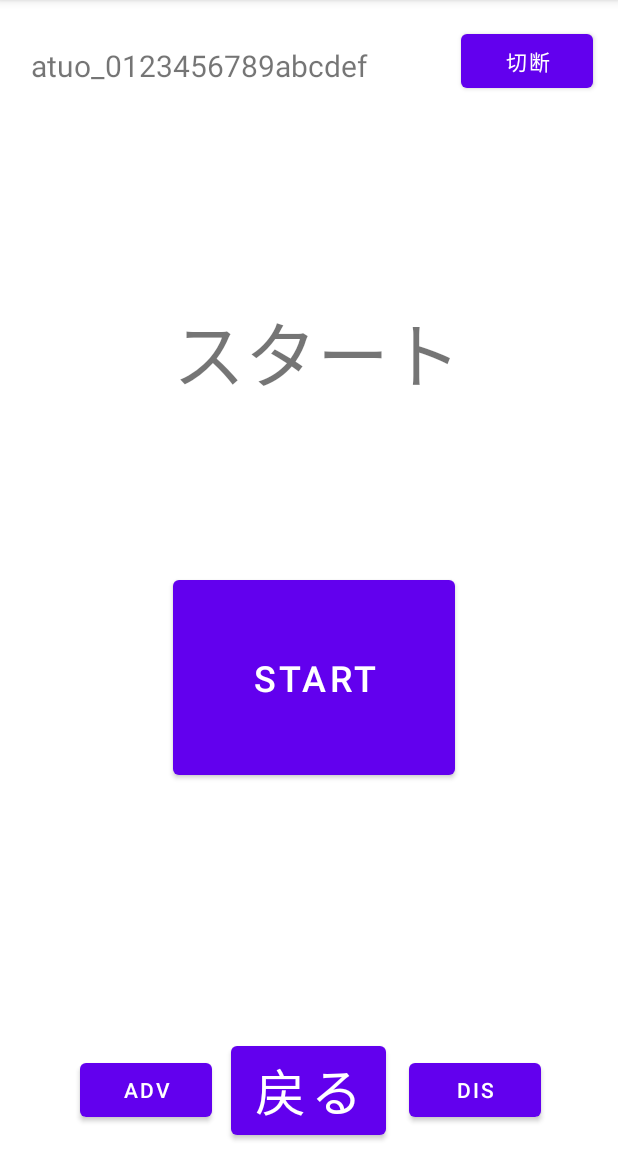
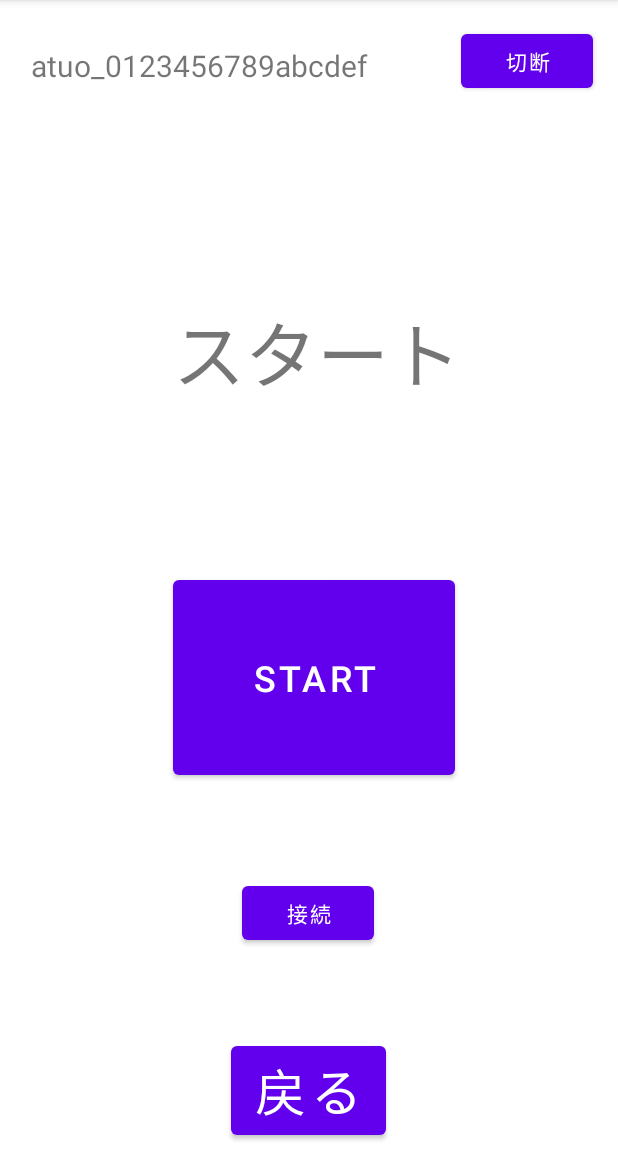
Before and after one commit to f-721/SoundTT, an Android app: the RhythmEasy screen opened directly, with no data from a screen before it, on a phone screen of 412 x 824 dp, the part 84-1236 px from its top. Run offline under Robolectric (Android 15) with nearby library versions, the light colour scheme and no system bars; libraries missing offline, so code that uses them is left out: uk.me.berndporr; 3 statements that could not run were skipped.

Commit message:
fix:画面遷移の修正

```diff
--- a/app/src/main/java/com/example/soundtt/NearBy.kt
+++ b/app/src/main/java/com/example/soundtt/NearBy.kt
@@ -6,7 +6,6 @@ import android.util.Log
 import android.widget.Toast
 import com.google.android.gms.common.api.ApiException
 import com.google.android.gms.nearby.Nearby
-import com.google.android.gms.nearby.connection.AdvertisingOptions
 import com.google.android.gms.nearby.connection.ConnectionInfo
 import com.google.android.gms.nearby.connection.ConnectionLifecycleCallback
 import com.google.android.gms.nearby.connection.ConnectionResolution
@@ -20,7 +19,7 @@ import com.google.android.gms.nearby.connection.PayloadCallback
 import com.google.android.gms.nearby.connection.PayloadTransferUpdate
 import com.google.android.gms.nearby.connection.Strategy
 
-class NearBy(private val context: Context) {
+class NearBy(private val context: Context, private val activity: RhythmEasy) {
     var SERVICE_ID = "atuo.nearby"
     var nickname: String
     val TAG = "myapp"
@@ -47,13 +46,17 @@ class NearBy(private val context: Context) {
     // ID保存！
     private val connectedEndpoints = mutableListOf<String>()
 
+    private var timeOffset: Long = 0 // オフセット値を保持する
+
     fun sendHitTime(time: String) {
         if (::endpointId.isInitialized) {
-            val payload = Payload.fromBytes("TIME:$time".toByteArray())
-            Log.d(TAG, "送信するヒット時刻: $time")
+            // 送信前にクライアントのオフセットを適用して時刻を補正
+            val correctedTime = (time.toLong() + timeOffset).toString()
+            val payload = Payload.fromBytes("TIME:$correctedTime".toByteArray())
+            Log.d(TAG, "送信する補正されたヒット時刻: $correctedTime")
             Nearby.getConnectionsClient(context).sendPayload(endpointId, payload)
                 .addOnSuccessListener {
-                    Log.d(TAG, "ヒット時刻が正常に送信されました: $time")
+                    Log.d(TAG, "ヒット時刻が正常に送信されました: $correctedTime")
                 }
                 .addOnFailureListener { e ->
                     Log.e(TAG, "ヒット時刻の送信に失敗しました: ${e.message}")
@@ -62,6 +65,7 @@ class NearBy(private val context: Context) {
             Log.d(TAG, "ヒット時刻：EndpointIDが初期化されていません")
         }
     }
+
 
 
     fun sendId(id: String) {
@@ -95,23 +99,23 @@ class NearBy(private val context: Context) {
         }
     }
 
-    fun advertise() {
-        if (isConnected) {
-            Log.d(TAG, "既に接続済みです")
-            return
-        }
-        Log.d(TAG, "advertiseを開始します")
-        connectionsClient.startAdvertising(
-            nickname,
-            SERVICE_ID,
-            mConnectionLifecycleCallback,
-            AdvertisingOptions(Strategy.P2P_STAR)
-        ).addOnSuccessListener {
-            Log.d(TAG, "advertiseが開始されました")
-        }.addOnFailureListener { e ->
-            Log.d(TAG, "advertiseを開始できませんでした: ${e.localizedMessage}")
-        }
-    }
+//    fun advertise() {
+//        if (isConnected) {
+//            Log.d(TAG, "既に接続済みです")
+//            return
+//        }
+//        Log.d(TAG, "advertiseを開始します")
+//        connectionsClient.startAdvertising(
+//            nickname,
+//            SERVICE_ID,
+//            mConnectionLifecycleCallback,
+//            AdvertisingOptions(Strategy.P2P_STAR)
+//        ).addOnSuccessListener {
+//            Log.d(TAG, "advertiseが開始されました")
+//        }.addOnFailureListener { e ->
+//            Log.d(TAG, "advertiseを開始できませんでした: ${e.localizedMessage}")
+//        }
+//    }
 
     fun discovery() {
         if (isConnected) {
@@ -185,6 +189,9 @@ class NearBy(private val context: Context) {
                     Toast.makeText(context, "接続成功", Toast.LENGTH_SHORT).show()
                     isConnected = true
 
+                    // RhythmEasyのメソッドを呼び出してtextconnectを表示
+                    activity.showConnectionText()
+
                     // Stop discovery and advertising when connected
                     stopDiscoveryAndAdvertising()
                 }
@@ -234,10 +241,12 @@ class NearBy(private val context: Context) {
 
         private fun handleHitTime(hitTime: String) {
             Log.d(TAG, "Received hit time: $hitTime")
-            // Convert hitTime to Long and process it as needed
             val hitTimeLong = hitTime.toLongOrNull()
             if (hitTimeLong != null) {
-                // Process the hit time
+                val currentTime = System.currentTimeMillis()
+                // ホストとの時間差を計算してオフセットに保存
+                timeOffset = currentTime - hitTimeLong
+                Log.d(TAG, "Calculated time offset: $timeOffset")
             } else {
                 Log.d(TAG, "Invalid hit time format: $hitTime")
             }
--- a/app/src/main/java/com/example/soundtt/RhythmEasy.kt
+++ b/app/src/main/java/com/example/soundtt/RhythmEasy.kt
@@ -7,6 +7,7 @@ import android.content.pm.PackageManager
 import android.media.MediaPlayer
 import android.os.Bundle
 import android.util.Log
+import android.view.View
 import android.widget.Button
 import android.widget.TextView
 import android.widget.Toast
@@ -34,7 +35,7 @@ class RhythmEasy : AppCompatActivity() {
     private lateinit var accEstimation: AccEstimation
     private lateinit var judgeTiming: JudgeTiming
     private lateinit var nearBy: NearBy
-    private lateinit var idtextView: TextView
+    private lateinit var textconnect: TextView
 
     private lateinit var connectionsClient: ConnectionsClient
     private var startSignalSent = false // Flag to check if the start signal has been sent
@@ -46,12 +47,15 @@ class RhythmEasy : AppCompatActivity() {
 
     // Initialize
         tvgreat = findViewById(R.id.tvgreat)
-        nearBy = NearBy(this)
+        nearBy = NearBy(this, this)
         accEstimation = AccEstimation(nearBy)
         judgeTiming = JudgeTiming(accEstimation, tvgreat, nearBy)
         accSensor = AccSensor(this, tvgreat, accEstimation, nearBy, judgeTiming)
 
         connectionsClient = Nearby.getConnectionsClient(this)
+        textconnect = findViewById(R.id.textconnect) // ここで lateinit プロパティとして初期化
+
+        textconnect.visibility = View.GONE // 既存のローカル変数宣言を削除
 
         if (allPermissionsGranted()) {
             initializeNearbyFunctionality()
@@ -64,9 +68,11 @@ class RhythmEasy : AppCompatActivity() {
 //        val btnpause: Button = findViewById(R.id.btnpause)
         val logstart: Button = findViewById(R.id.btnstart)
         val logback: Button = findViewById(R.id.btnback)
-        val btnadvertise: Button = findViewById(R.id.btn_advertise)
+//        val btnadvertise: Button = findViewById(R.id.btn_advertise)
         val btndiscovery: Button = findViewById(R.id.btn_discovery)
-        val btndisconnect: Button = findViewById(R.id.btndisconnect) // New Disconnect button
+        val btndisconnect: Button = findViewById(R.id.btndisconnect)
+        val textconnect: TextView = findViewById(R.id.textconnect)
+            textconnect.visibility = View.GONE
 
         // デバイスIDを取得
         val deviceId = nearBy.generateUniqueNickname(this)
@@ -81,14 +87,6 @@ class RhythmEasy : AppCompatActivity() {
                 showToast("開始の信号を送信")
                 sendStartSignal()
                 startSignalSent = true // Update the flag after sending the signal
-//                // タッチを無効にするために透明なViewを表示
-//                val overlayView = findViewById<View>(R.id.overlayView)
-//                overlayView.visibility = View.VISIBLE
-//
-//                // 35秒後にタッチイベントを再度有効にする
-//                overlayView.postDelayed({
-//                    overlayView.visibility = View.GONE
-//                }, 35000) // 35秒
             } else {
                 showToast("既に開始の信号を送信しています")
                 Log.d(TAG, "開始の信号を既に送信済みです")
@@ -104,9 +102,9 @@ class RhythmEasy : AppCompatActivity() {
             finish()
         }
 
-        btnadvertise.setOnClickListener {
-            nearBy.advertise()
-        }
+//        btnadvertise.setOnClickListener {
+//            nearBy.advertise()
+//        }
 
         btndiscovery.setOnClickListener {
             nearBy.discovery()
@@ -116,6 +114,22 @@ class RhythmEasy : AppCompatActivity() {
             disconnect()
         }
     }
+
+    private fun onConnectionEstablished() {
+        textconnect.visibility = View.VISIBLE
+        showToast("接続が確立されました")
+    }
+
+    // 接続成功時にtextconnectを表示するメソッド
+    fun showConnectionText() {
+        if (::textconnect.isInitialized) {
+            textconnect.visibility = View.VISIBLE
+            Toast.makeText(this, "接続が確立されました", Toast.LENGTH_SHORT).show()
+        } else {
+            Log.e(TAG, "textconnect が初期化されていません")
+        }
+    }
+
 
     private fun initializeNearbyFunctionality() {
         nearBy.initializeNearby()
@@ -137,6 +151,7 @@ class RhythmEasy : AppCompatActivity() {
             showToast("接続を切断しました")
             resetStartSignalSent()
             Log.d(TAG, "接続を切断しました")
+            textconnect.visibility = View.GONE
             nearBy.resetEndpointId() // Reset endpoint ID after disconnecting
             restartNearby() // Restart discovery or advertising
         } else {
--- a/app/src/main/java/com/example/soundtt/ui/main/MainViewModel.kt
+++ b/app/src/main/java/com/example/soundtt/ui/main/MainViewModel.kt
@@ -5,6 +5,7 @@ import android.util.Log
 import androidx.lifecycle.ViewModel
 import com.example.soundtt.AudioSensor
 import com.example.soundtt.NearBy
+import com.example.soundtt.RhythmEasy
 
 class MainViewModel : ViewModel() {
 
@@ -22,7 +23,7 @@ class MainViewModel : ViewModel() {
     // アプリ起動時にやっておきたい処理やインスタンス化
     fun start(context: Context) {
         audioSensor = AudioSensor()
-        nearBy = NearBy(context)
+        nearBy = NearBy(context, RhythmEasy())
 
         Log.d("MainViewModel", "うわああああ")
     }
--- a/app/src/main/res/layout/rhythmeasy.xml
+++ b/app/src/main/res/layout/rhythmeasy.xml
@@ -61,28 +61,16 @@
         app:layout_constraintVertical_bias="0.992" />
 
     <Button
-        android:id="@+id/btn_advertise"
-        android:layout_width="wrap_content"
-        android:layout_height="wrap_content"
-        android:text="ADV"
-        app:layout_constraintBottom_toBottomOf="parent"
-        app:layout_constraintEnd_toEndOf="parent"
-        app:layout_constraintHorizontal_bias="0.164"
-        app:layout_constraintStart_toStartOf="parent"
-        app:layout_constraintTop_toTopOf="parent"
-        app:layout_constraintVertical_bias="0.976" />
-
-    <Button
         android:id="@+id/btn_discovery"
         android:layout_width="wrap_content"
         android:layout_height="wrap_content"
-        android:text="DIS"
+        android:text="接続"
         app:layout_constraintBottom_toBottomOf="parent"
         app:layout_constraintEnd_toEndOf="parent"
-        app:layout_constraintHorizontal_bias="0.842"
+        app:layout_constraintHorizontal_bias="0.498"
         app:layout_constraintStart_toStartOf="parent"
         app:layout_constraintTop_toTopOf="parent"
-        app:layout_constraintVertical_bias="0.976" />
+        app:layout_constraintVertical_bias="0.812" />
 
     <Button
         android:id="@+id/btndisconnect"
@@ -114,6 +102,20 @@
         android:layout_width="match_parent"
         android:layout_height="match_parent"
         android:background="@android:color/transparent"
+        android:visibility="gone"/>
+
+    <TextView
+        android:id="@+id/textconnect"
+        android:layout_width="91dp"
+        android:layout_height="27dp"
+        android:text="接続中"
+        android:textSize="20sp"
+        app:layout_constraintBottom_toBottomOf="parent"
+        app:layout_constraintEnd_toEndOf="parent"
+        app:layout_constraintHorizontal_bias="0.593"
+        app:layout_constraintStart_toStartOf="parent"
+        app:layout_constraintTop_toTopOf="parent"
+        app:layout_constraintVertical_bias="0.167"
         android:visibility="gone"/> <!-- 初期状態では非表示にしておく -->
 
 
```
Also changed, not shown: 74 other files.
